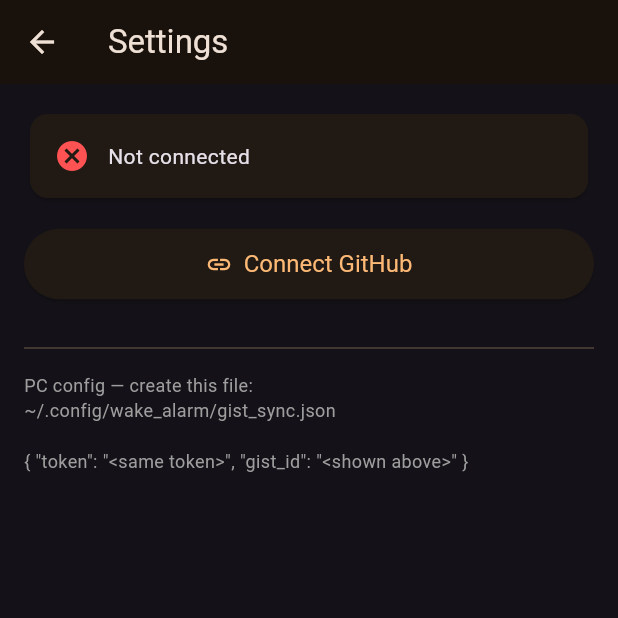
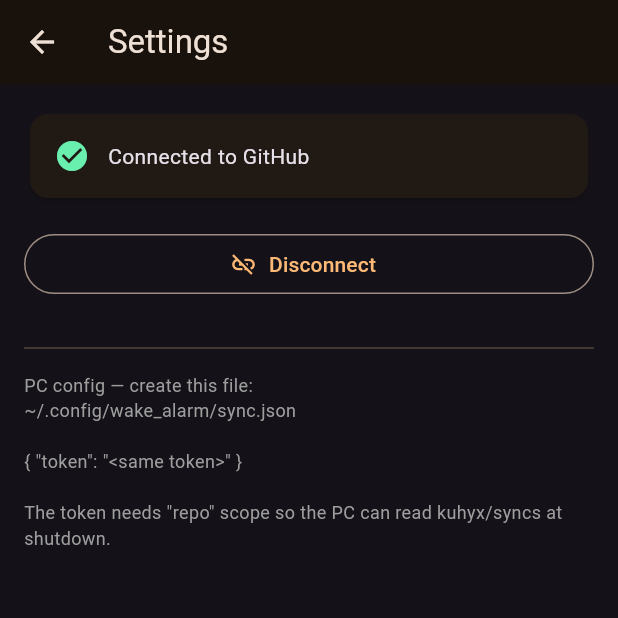
Before and after one commit to kuhyx/wake-alarm, a Flutter app: the screen it shows after launch, after a tap on "Set Alarm & Sync to PC", after a tap on the "settings" icon, on a phone screen of 412 x 824 dp, the top half of it. Run offline on Flutter 3.47's test engine with Material 3 defaults, Android fonts, the phone set to English and light mode, and no system bars; our stand-ins replace flutter_secure_storage, shared_preferences; missing offline and left inert: android_intent_plus, crdt_sync; statements that could not run were skipped.

Commit message:
Migrate phone_app alarm sync from GitHub Gist to crdt_sync
phone_app: the alarm now syncs through the shared crdt_sync transport
(v0.2.0) into the fixed private repo kuhyx/syncs, replacing the bespoke
Gist. AlarmSyncService is the sole writer: it holds the alarm locally in a
crdt_sync LogStore (one HLC-stamped Record) and pushes it to
wake-alarm-sync/devices/phone/alarm.json. gist_service.dart is deleted;
SyncSettings drops the Gist id and keeps only a token; the device-flow scope
moves from `gist` to `repo` (the Contents API needs private-repo access).

shutdown-wrapper.sh: the PC reader now fetches that alarm from the Contents
API (Accept: application/vnd.github.raw, so no base64) and parses the
crdt_sync Record Log with jq (.alarm.fields.alarm_hour[0]). Single-file read
of the sole "phone" device; unchanged fallback to WAKE_AFTER_HOURS on any
miss so a parse failure can never brick the wake. Config moves from
gist_sync.json {token, gist_id} to sync.json {token}.

Verified: flutter analyze clean + tests pass; shellcheck clean and the full
get_synced_alarm_epoch verified against the real Log format; on-device the
app builds, installs with adb install -r (no data loss), launches and
renders. Live round-trip needs a one-time repo-scoped re-auth on the phone
and ~/.config/wake_alarm/sync.json on the PC.

Co-Authored-By: Claude Opus 4.8 (1M context) <noreply@anthropic.com>
Claude-Session: https://claude.ai/code/session_019KwUCPESvE5CjCtmUFz8xQ

```diff
--- a/phone_app/lib/screens/home_screen.dart
+++ b/phone_app/lib/screens/home_screen.dart
@@ -4,10 +4,11 @@ import 'package:android_intent_plus/android_intent.dart';
 import 'package:flutter/material.dart';
 
 import 'package:wake_alarm_sync/screens/settings_screen.dart';
-import 'package:wake_alarm_sync/services/gist_service.dart';
+import 'package:wake_alarm_sync/services/alarm_sync_service.dart';
 import 'package:wake_alarm_sync/services/sync_settings.dart';
 
-/// Main screen: displays the current alarm time and syncs it to the Gist.
+/// Main screen: displays the current alarm time and syncs it to the PC via
+/// the shared crdt_sync transport.
 class HomeScreen extends StatefulWidget {
   /// Creates a [HomeScreen].
   const HomeScreen({super.key});
@@ -22,6 +23,7 @@ class _HomeScreenState extends State<HomeScreen> {
   bool _busy = false;
   String _status = '';
   bool _configured = false;
+  AlarmSyncService? _service;
 
   @override
   void initState() {
@@ -30,25 +32,27 @@ class _HomeScreenState extends State<HomeScreen> {
   }
 
   Future<void> _loadSavedTime() async {
-    final settings = await SyncSettings.load();
+    final SyncSettings settings;
+    final AlarmSyncService service;
+    try {
+      settings = await SyncSettings.load();
+      service = await AlarmSyncService.open();
+    } on Exception catch (_) {
+      // Storage/plugins unavailable (e.g. under a widget test, or a keystore
+      // hiccup): keep the on-screen defaults rather than crashing.
+      return;
+    }
     if (!mounted) return;
+    _service = service;
     setState(() => _configured = settings.isConfigured);
-    if (!settings.isConfigured) return;
 
-    try {
-      final time = await readGistAlarm(
-        token: settings.token,
-        gistId: settings.gistId,
-      );
-      if (time != null && mounted) {
-        setState(() {
-          _hour = time.hour;
-          _minute = time.minute;
-          _status = 'Loaded from Gist';
-        });
-      }
-    } on Exception catch (_) {
-      // Non-fatal: local defaults used.
+    final alarm = service.currentAlarm;
+    if (alarm != null && mounted) {
+      setState(() {
+        _hour = alarm.hour;
+        _minute = alarm.minute;
+        _status = 'Loaded saved alarm';
+      });
     }
   }
 
@@ -88,7 +92,8 @@ class _HomeScreenState extends State<HomeScreen> {
 
   Future<void> _syncAndSet() async {
     final settings = await SyncSettings.load();
-    if (!settings.isConfigured) {
+    final service = _service;
+    if (!settings.isConfigured || service == null) {
       setState(
         () => _status = 'Configure GitHub in Settings first.',
       );
@@ -97,17 +102,13 @@ class _HomeScreenState extends State<HomeScreen> {
 
     setState(() {
       _busy = true;
-      _status = 'Syncing to Gist…';
+      _status = 'Syncing to PC…';
     });
     try {
-      await writeGistAlarm(
-        token: settings.token,
-        gistId: settings.gistId,
-        hour: _hour,
-        minute: _minute,
-      );
+      await service.setLocal(_hour, _minute);
+      await service.push(settings.token);
       setState(
-        () => _status = 'Gist updated ✓ — opening Clock app…',
+        () => _status = 'Synced ✓ — opening Clock app…',
       );
       await _setPhoneAlarm();
       setState(
--- a/phone_app/lib/screens/settings_screen.dart
+++ b/phone_app/lib/screens/settings_screen.dart
@@ -4,11 +4,10 @@ import 'package:flutter/material.dart';
 import 'package:flutter/services.dart';
 import 'package:url_launcher/url_launcher.dart';
 
-import 'package:wake_alarm_sync/services/gist_service.dart';
 import 'package:wake_alarm_sync/services/github_device_auth.dart';
 import 'package:wake_alarm_sync/services/sync_settings.dart';
 
-/// Settings screen for GitHub connection and Gist configuration.
+/// Settings screen for the GitHub connection used to sync the alarm.
 ///
 /// The "Connect GitHub" button runs the OAuth device flow — the user
 /// enters a short code on github.com; no token pasting required.
@@ -21,7 +20,7 @@ class SettingsScreen extends StatefulWidget {
 }
 
 class _SettingsScreenState extends State<SettingsScreen> {
-  SyncSettings _settings = const SyncSettings(token: '', gistId: '');
+  SyncSettings _settings = const SyncSettings(token: '');
   bool _busy = false;
   String _status = '';
 
@@ -52,16 +51,15 @@ class _SettingsScreenState extends State<SettingsScreen> {
 
       setState(() {
         _busy = true;
-        _status = 'Connected — creating Gist…';
+        _status = 'Connecting…';
       });
-      final gistId = await createGist(token: token);
-      final updated = SyncSettings(token: token, gistId: gistId);
+      final updated = SyncSettings(token: token);
       await updated.save();
       if (mounted) {
         setState(() {
           _settings = updated;
           _busy = false;
-          _status = 'Connected! Gist ID: $gistId';
+          _status = 'Connected! Alarm will sync to kuhyx/syncs.';
         });
       }
     } on Exception catch (e) {
@@ -80,7 +78,7 @@ class _SettingsScreenState extends State<SettingsScreen> {
     await SyncSettings.clear();
     if (mounted) {
       setState(() {
-        _settings = const SyncSettings(token: '', gistId: '');
+        _settings = const SyncSettings(token: '');
         _status = 'Disconnected.';
       });
     }
@@ -96,7 +94,7 @@ class _SettingsScreenState extends State<SettingsScreen> {
         child: Column(
           crossAxisAlignment: CrossAxisAlignment.stretch,
           children: [
-            _StatusCard(connected: isConnected, gistId: _settings.gistId),
+            _StatusCard(connected: isConnected),
             const SizedBox(height: 16),
             if (!isConnected)
               ElevatedButton.icon(
@@ -133,8 +131,10 @@ class _SettingsScreenState extends State<SettingsScreen> {
             const Divider(height: 32),
             const Text(
               'PC config — create this file:\n'
-              '~/.config/wake_alarm/gist_sync.json\n\n'
-              '{ "token": "<same token>", "gist_id": "<shown above>" }',
+              '~/.config/wake_alarm/sync.json\n\n'
+              '{ "token": "<same token>" }\n\n'
+              'The token needs "repo" scope so the PC can read '
+              'kuhyx/syncs at shutdown.',
               style: TextStyle(fontSize: 12, color: Colors.grey),
             ),
           ],
@@ -145,10 +145,9 @@ class _SettingsScreenState extends State<SettingsScreen> {
 }
 
 class _StatusCard extends StatelessWidget {
-  const _StatusCard({required this.connected, required this.gistId});
+  const _StatusCard({required this.connected});
 
   final bool connected;
-  final String gistId;
 
   @override
   Widget build(BuildContext context) {
@@ -164,7 +163,7 @@ class _StatusCard extends StatelessWidget {
             const SizedBox(width: 12),
             Expanded(
               child: Text(
-                connected ? 'Connected — Gist: $gistId' : 'Not connected',
+                connected ? 'Connected to GitHub' : 'Not connected',
               ),
             ),
           ],
--- /dev/null
+++ b/phone_app/lib/services/alarm_sync_service.dart
@@ -0,0 +1,100 @@
+import 'dart:io';
+
+import 'package:crdt_sync/crdt_sync.dart';
+import 'package:crdt_sync/crdt_sync_io.dart';
+import 'package:http/http.dart' as http;
+import 'package:path/path.dart' as p;
+import 'package:path_provider/path_provider.dart';
+
+/// The alarm time this device holds, as read from or written to the store.
+typedef Alarm = ({int hour, int minute});
+
+/// Cross-device alarm sync for wake_alarm_sync, on the shared `crdt_sync`
+/// transport instead of a bespoke GitHub Gist.
+///
+/// The phone is the **sole writer**: it stores the chosen alarm locally in a
+/// [LogStore] (one HLC-stamped [Record], id [_recordId]) and pushes that log
+/// to `wake-alarm-sync/devices/phone/alarm.json` in the private `kuhyx/syncs`
+/// repo — the same "GitHub as dumb file storage under `devices/<id>/`" layout
+/// diet_guard's app and the workout app already use. The PC side
+/// (`shutdown-wrapper.sh`) is read-only: it fetches that file at shutdown to
+/// set `rtcwake`. There is no pull/merge: the phone is the only writer, so its
+/// local store is always the source of truth.
+class AlarmSyncService {
+  /// Wraps an already-loaded log store.
+  AlarmSyncService(this._store);
+
+  final LogStore _store;
+
+  /// Fixed sync target: the shared private repo used by every companion app.
+  static const owner = 'kuhyx';
+
+  /// Repo name within [owner] that holds every app's `*-sync/` data.
+  static const repo = 'syncs';
+
+  /// This device's id in the `devices/<id>/` layout. The phone is the only
+  /// writer, so a constant id is enough (HLCs still order re-installs).
+  static const deviceId = 'phone';
+
+  static const _remotePath = 'wake-alarm-sync/devices/$deviceId/alarm.json';
+  static const _recordId = 'alarm';
+  static const _hourField = 'alarm_hour';
+  static const _minuteField = 'alarm_minute';
+
+  /// Opens the on-disk alarm store.
+  ///
+  /// [persistence] is injectable so tests can supply an in-memory backend
+  /// instead of touching the real app-documents directory.
+  static Future<AlarmSyncService> open({LogPersistence? persistence}) async {
+    final backend = persistence ?? await _defaultPersistence();
+    final store = LogStore(persistence: backend, nodeId: deviceId);
+    await store.load();
+    return AlarmSyncService(store);
+  }
+
+  static Future<LogPersistence> _defaultPersistence() async {
+    final dir = await getApplicationDocumentsDirectory();
+    return FileLogPersistence(File(p.join(dir.path, 'alarm_log.json')));
+  }
+
+  /// The alarm currently stored locally, or `null` if none is set yet.
+  Alarm? get currentAlarm {
+    final record = _store.get(_recordId);
+    if (record == null || record.deleted) return null;
+    final hour = record.fields[_hourField]?.$1;
+    final minute = record.fields[_minuteField]?.$1;
+    if (hour is int && minute is int) return (hour: hour, minute: minute);
+    return null;
+  }
+
+  /// Stores [hour]:[minute] locally, stamped with a fresh monotonic HLC.
+  ///
+  /// Both fields share one clock tick — they are always set together, so a
+  /// concurrent per-field merge would never split them.
+  Future<void> setLocal(int hour, int minute) async {
+    final hlc = _store.nextHlc();
+    await _store.upsert(
+      Record(
+        id: _recordId,
+        fields: {_hourField: (hour, hlc), _minuteField: (minute, hlc)},
+      ),
+    );
+  }
+
+  /// Pushes the local alarm log to `kuhyx/syncs` using [client].
+  Future<void> pushWith(GitHubClient client) => client.putFileText(
+    _remotePath,
+    logToJson(_store.snapshot()),
+    message: 'wake_alarm_sync: update alarm',
+  );
+
+  /// Pushes using a [token]-authenticated client for the fixed repo.
+  Future<void> push(String token, {http.Client? httpClient}) => pushWith(
+    GitHubClient(
+      owner: owner,
+      repo: repo,
+      token: token,
+      httpClient: httpClient,
+    ),
+  );
+}
--- a/phone_app/lib/services/github_device_auth.dart
+++ b/phone_app/lib/services/github_device_auth.dart
@@ -62,12 +62,12 @@ class DeviceAuthException implements Exception {
 ///
 /// Device flow needs only a public `client_id` (no client secret), which
 /// makes it safe for a distributed app. The resulting access token is then
-/// used exactly like a PAT by the Gist service.
+/// used exactly like a PAT by the crdt_sync GitHub-Contents transport.
 class GitHubDeviceAuth {
   /// Creates a [GitHubDeviceAuth] instance.
   GitHubDeviceAuth({
     required this.clientId,
-    this.scope = 'gist',
+    this.scope = 'repo',
     http.Client? httpClient,
     Future<void> Function(Duration)? delay,
   })  : _http = httpClient ?? http.Client(),
@@ -76,7 +76,8 @@ class GitHubDeviceAuth {
   /// OAuth App client ID (public identifier, not a secret).
   final String clientId;
 
-  /// OAuth scope requested. `gist` is required to read/write Gists.
+  /// OAuth scope requested. `repo` is required for the Contents API to
+  /// read/write the private `kuhyx/syncs` repo (Gists are no longer used).
   final String scope;
 
   final http.Client _http;
--- a/phone_app/lib/services/sync_settings.dart
+++ b/phone_app/lib/services/sync_settings.dart
@@ -3,31 +3,31 @@ import 'package:shared_preferences/shared_preferences.dart';
 
 /// Locally-stored GitHub sync configuration for wake_alarm_sync.
 ///
-/// The GitHub token is kept in the OS keystore (Android Keystore) via
-/// [FlutterSecureStorage]; the Gist ID (not a secret) lives in
-/// `SharedPreferences`. Legacy builds stored the token in plaintext
-/// prefs; [load]/[save] migrate it transparently and never drop the
-/// plaintext copy until a secure write is confirmed.
+/// Only a GitHub token is stored now: the alarm syncs through the shared
+/// `crdt_sync` transport into the fixed private repo `kuhyx/syncs` (see
+/// `AlarmSyncService`), so there is no per-install Gist id to keep. The token
+/// is kept in the OS keystore (Android Keystore) via [FlutterSecureStorage].
+/// Legacy builds stored the token in plaintext prefs (and a `gist_id`);
+/// [load]/[save] migrate the token transparently and drop the stale keys.
 class SyncSettings {
   /// Creates a [SyncSettings].
-  const SyncSettings({required this.token, required this.gistId});
+  const SyncSettings({required this.token});
 
-  /// GitHub access token (PAT or device-flow token).
+  /// GitHub access token (device-flow token or PAT) with `repo` scope so the
+  /// Contents API can read/write the private `kuhyx/syncs` repo.
   final String token;
-
-  /// ID of the private Gist used to sync the alarm time.
-  final String gistId;
 
   /// Baked-in OAuth App client ID for the device-flow "Connect" button.
   /// Device-flow client IDs are public identifiers, not secrets.
   static const defaultClientId = 'Ov23liGUPrPe1FFRSel6';
 
-  /// True when both token and gist ID are present and sync can proceed.
-  bool get isConfigured => token.isNotEmpty && gistId.isNotEmpty;
+  /// True when a token is present and sync can proceed.
+  bool get isConfigured => token.isNotEmpty;
 
   // Legacy plaintext key — read-only; removed once migrated to keystore.
   static const _kLegacyToken = 'github_token';
-  static const _kGistId = 'gist_id';
+  // Legacy Gist id key — no longer used; cleared on load/save/clear.
+  static const _kLegacyGistId = 'gist_id';
   static const _secureTokenKey = 'github_token';
 
   static const _secure = FlutterSecureStorage();
@@ -35,15 +35,12 @@ class SyncSettings {
   /// Loads settings from persistent storage.
   static Future<SyncSettings> load() async {
     final prefs = await SharedPreferences.getInstance();
-    return SyncSettings(
-      token: await _loadToken(prefs),
-      gistId: prefs.getString(_kGistId) ?? '',
-    );
+    return SyncSettings(token: await _loadToken(prefs));
   }
 
-  /// Reads the token from the keystore, falling back to the legacy
-  /// plaintext value. A legacy value is migrated into the keystore on
-  /// read, but only deleted from prefs once that write succeeds.
+  /// Reads the token from the keystore, falling back to the legacy plaintext
+  /// value. A legacy value is migrated into the keystore on read, but only
+  /// deleted from prefs once that write succeeds.
   static Future<String> _loadToken(SharedPreferences prefs) async {
     String? secure;
     try {
@@ -60,10 +57,10 @@ class SyncSettings {
     return legacy;
   }
 
-  /// Persists current settings.
+  /// Persists current settings and drops the stale Gist id.
   Future<void> save() async {
     final prefs = await SharedPreferences.getInstance();
-    await prefs.setString(_kGistId, gistId);
+    await prefs.remove(_kLegacyGistId);
     if (await _writeSecureToken(token)) {
       await prefs.remove(_kLegacyToken);
     } else {
@@ -74,13 +71,13 @@ class SyncSettings {
   /// Removes all stored credentials.
   static Future<void> clear() async {
     final prefs = await SharedPreferences.getInstance();
-    await prefs.remove(_kGistId);
+    await prefs.remove(_kLegacyGistId);
     await prefs.remove(_kLegacyToken);
     await _writeSecureToken('');
   }
 
-  /// Writes [token] to the keystore. Returns false if the platform
-  /// secret service is unavailable.
+  /// Writes [token] to the keystore. Returns false if the platform secret
+  /// service is unavailable.
   static Future<bool> _writeSecureToken(String token) async {
     try {
       if (token.isEmpty) {
@@ -95,10 +92,7 @@ class SyncSettings {
   }
 
   /// Returns a copy with optional field overrides.
-  SyncSettings copyWith({String? token, String? gistId}) {
-    return SyncSettings(
-      token: token ?? this.token,
-      gistId: gistId ?? this.gistId,
-    );
+  SyncSettings copyWith({String? token}) {
+    return SyncSettings(token: token ?? this.token);
   }
 }
```
Also changed, not shown: phone_app/lib/services/gist_service.dart (deleted, +0 -87 lines), phone_app/pubspec.yaml (+8 -1 lines), phone_app/pubspec.lock, 2 other files.
